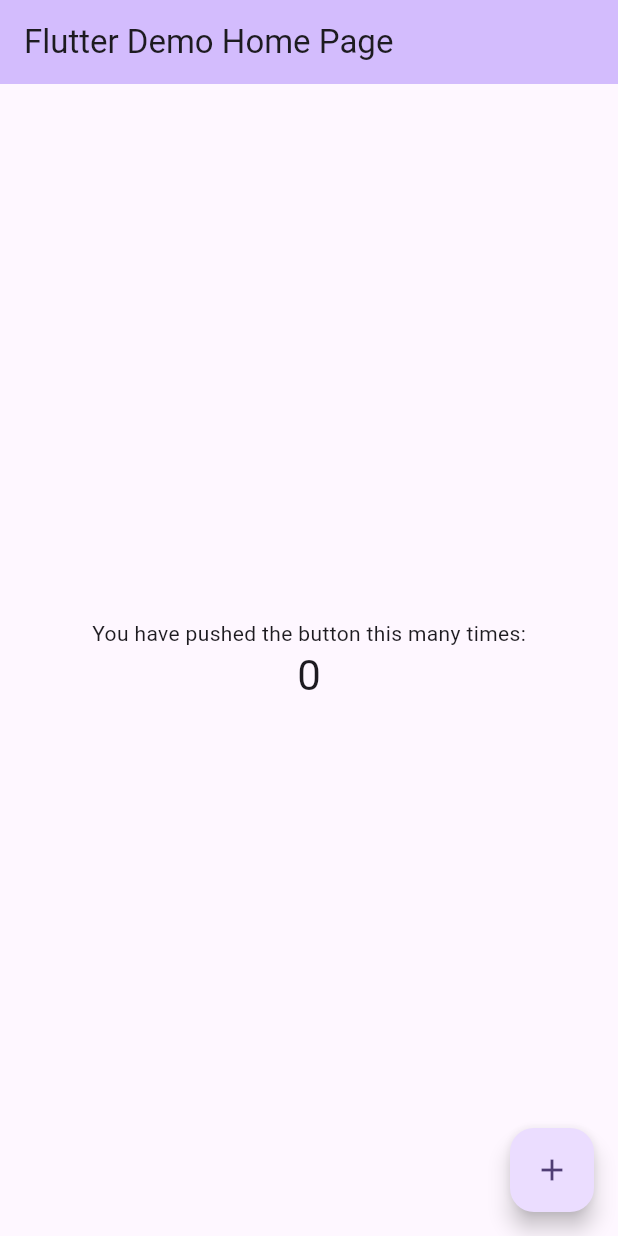
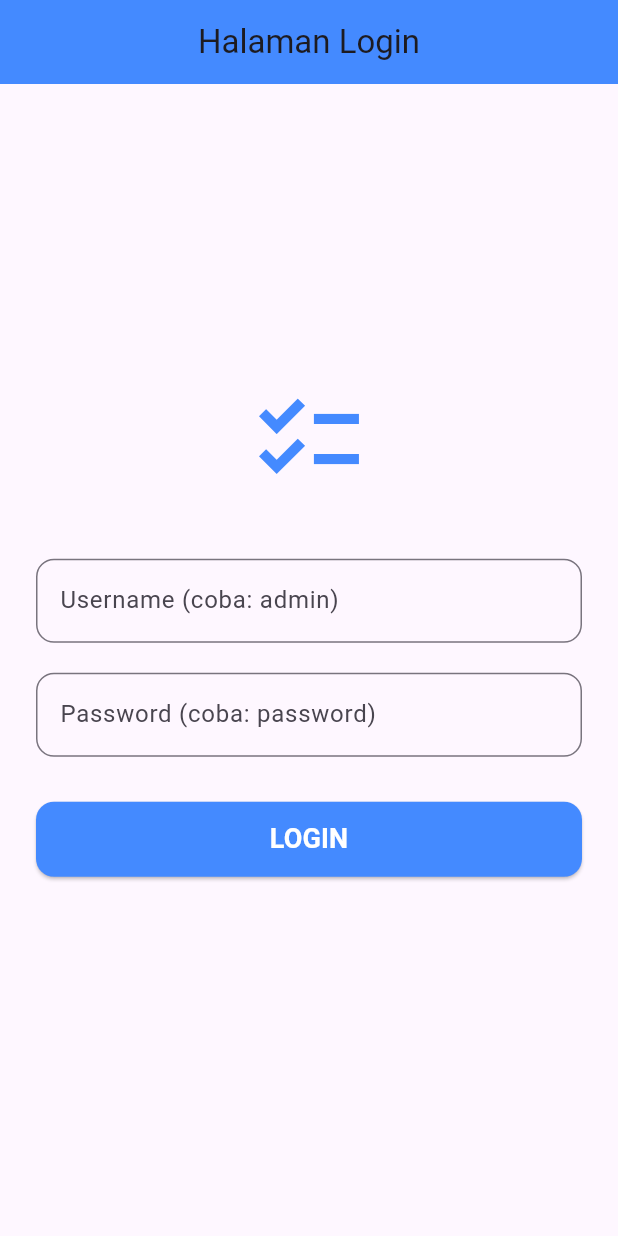
Before and after one commit to RakhaNoor01/todo-flutter-32, a Flutter app: the screen it shows after launch, on a phone screen of 412 x 824 dp. Run offline on Flutter 3.47's test engine with Material 3 defaults, Android fonts, the phone set to English and light mode, and no system bars; our stand-ins replace get.

Commit message:
feat- login page

```diff
--- /dev/null
+++ b/lib/bindings/home_binding.dart
@@ -0,0 +1,11 @@
+// lib/bindings/home_binding.dart
+import 'package:get/get.dart';
+import '../controllers/home_controller.dart'; // Import controller
+
+class HomeBinding extends Bindings {
+  @override
+  void dependencies() {
+    // Daftarkan HomeController
+    Get.lazyPut<HomeController>(() => HomeController());
+  }
+}
--- /dev/null
+++ b/lib/bindings/login_binding.dart
@@ -0,0 +1,11 @@
+// lib/bindings/login_binding.dart
+import 'package:get/get.dart';
+import '../controllers/login_controller.dart';
+
+class LoginBinding extends Bindings {
+  @override
+  void dependencies() {
+    // Kita tetap pakai lazyPut karena lebih efisien
+    Get.lazyPut<LoginController>(() => LoginController());
+  }
+}
--- /dev/null
+++ b/lib/controllers/login_controller.dart
@@ -0,0 +1,27 @@
+import 'package:flutter/material.dart';
+import 'package:get/get.dart';
+import '../routes/app_routes.dart';
+
+class LoginController extends GetxController {
+  final usernameController = TextEditingController();
+  final passwordController = TextEditingController();
+
+  var loginMessage = ''.obs;
+
+  void login() {
+    String username = usernameController.text;
+    String password = passwordController.text;
+
+    if (username == 'admin' && password == 'password') {
+      loginMessage.value = 'Login berhasil!';
+
+      print("Kondisi login terpenuhi, mencoba navigasi ke /home...");
+
+      Future.delayed(Duration(seconds: 1), () {
+        Get.offAllNamed(Routes.dashboard);
+      });
+    } else {
+      loginMessage.value = 'Username atau password salah.';
+    }
+  }
+}
--- a/lib/main.dart
+++ b/lib/main.dart
@@ -1,4 +1,7 @@
+// lib/main.dart
 import 'package:flutter/material.dart';
+import 'package:get/get.dart';
+import 'routes/app_pages.dart'; // Import file navigasi kita
 
 void main() {
   runApp(const MyApp());
@@ -7,116 +10,13 @@ void main() {
 class MyApp extends StatelessWidget {
   const MyApp({super.key});
 
-  // This widget is the root of your application.
   @override
   Widget build(BuildContext context) {
-    return MaterialApp(
-      title: 'Flutter Demo',
-      theme: ThemeData(
-        // This is the theme of your application.
-        //
-        // TRY THIS: Try running your application with "flutter run". You'll see
-        // the application has a purple toolbar. Then, without quitting the app,
-        // try changing the seedColor in the colorScheme below to Colors.green
-        // and then invoke "hot reload" (save your changes or press the "hot
-        // reload" button in a Flutter-supported IDE, or press "r" if you used
-        // the command line to start the app).
-        //
-        // Notice that the counter didn't reset back to zero; the application
-        // state is not lost during the reload. To reset the state, use hot
-        // restart instead.
-        //
-        // This works for code too, not just values: Most code changes can be
-        // tested with just a hot reload.
-        colorScheme: ColorScheme.fromSeed(seedColor: Colors.deepPurple),
-      ),
-      home: const MyHomePage(title: 'Flutter Demo Home Page'),
+    return GetMaterialApp(
+      title: "Todo Project",
+      debugShowCheckedModeBanner: false, // Menghilangkan banner debug
+      initialRoute: AppPages.initial, // Halaman pertama yang dibuka
+      getPages: AppPages.routes, // Daftar semua halaman yang ada
     );
   }
 }
-
-class MyHomePage extends StatefulWidget {
-  const MyHomePage({super.key, required this.title});
-
-  // This widget is the home page of your application. It is stateful, meaning
-  // that it has a State object (defined below) that contains fields that affect
-  // how it looks.
-
-  // This class is the configuration for the state. It holds the values (in this
-  // case the title) provided by the parent (in this case the App widget) and
-  // used by the build method of the State. Fields in a Widget subclass are
-  // always marked "final".
-
-  final String title;
-
-  @override
-  State<MyHomePage> createState() => _MyHomePageState();
-}
-
-class _MyHomePageState extends State<MyHomePage> {
-  int _counter = 0;
-
-  void _incrementCounter() {
-    setState(() {
-      // This call to setState tells the Flutter framework that something has
-      // changed in this State, which causes it to rerun the build method below
-      // so that the display can reflect the updated values. If we changed
-      // _counter without calling setState(), then the build method would not be
-      // called again, and so nothing would appear to happen.
-      _counter++;
-    });
-  }
-
-  @override
-  Widget build(BuildContext context) {
-    // This method is rerun every time setState is called, for instance as done
-    // by the _incrementCounter method above.
-    //
-    // The Flutter framework has been optimized to make rerunning build methods
-    // fast, so that you can just rebuild anything that needs updating rather
-    // than having to individually change instances of widgets.
-    return Scaffold(
-      appBar: AppBar(
-        // TRY THIS: Try changing the color here to a specific color (to
-        // Colors.amber, perhaps?) and trigger a hot reload to see the AppBar
-        // change color while the other colors stay the same.
-        backgroundColor: Theme.of(context).colorScheme.inversePrimary,
-        // Here we take the value from the MyHomePage object that was created by
-        // the App.build method, and use it to set our appbar title.
-        title: Text(widget.title),
-      ),
-      body: Center(
-        // Center is a layout widget. It takes a single child and positions it
-        // in the middle of the parent.
-        child: Column(
-          // Column is also a layout widget. It takes a list of children and
-          // arranges them vertically. By default, it sizes itself to fit its
-          // children horizontally, and tries to be as tall as its parent.
-          //
-          // Column has various properties to control how it sizes itself and
-          // how it positions its children. Here we use mainAxisAlignment to
-          // center the children vertically; the main axis here is the vertical
-          // axis because Columns are vertical (the cross axis would be
-          // horizontal).
-          //
-          // TRY THIS: Invoke "debug painting" (choose the "Toggle Debug Paint"
-          // action in the IDE, or press "p" in the console), to see the
-          // wireframe for each widget.
-          mainAxisAlignment: MainAxisAlignment.center,
-          children: <Widget>[
-            const Text('You have pushed the button this many times:'),
-            Text(
-              '$_counter',
-              style: Theme.of(context).textTheme.headlineMedium,
-            ),
-          ],
-        ),
-      ),
-      floatingActionButton: FloatingActionButton(
-        onPressed: _incrementCounter,
-        tooltip: 'Increment',
-        child: const Icon(Icons.add),
-      ), // This trailing comma makes auto-formatting nicer for build methods.
-    );
-  }
-}
--- /dev/null
+++ b/lib/models/todo_model.dart
@@ -0,0 +1,14 @@
+// lib/models/todo_model.dart
+import 'package:get/get.dart';
+
+class Todo {
+  String title;
+  String? description; // Tanda tanya (?) berarti deskripsi boleh kosong
+  RxBool isDone; // RxBool adalah tipe data reaktif dari GetX
+
+  Todo({
+    required this.title,
+    this.description,
+    bool isDone = false, // Nilai defaultnya false
+  }) : this.isDone = isDone.obs;
+}
--- /dev/null
+++ b/lib/pages/login_page.dart
@@ -0,0 +1,68 @@
+// lib/pages/login/login_page.dart
+import 'package:flutter/material.dart';
+import 'package:get/get.dart';
+import '../../controllers/login_controller.dart';
+import '../../widgets/primary_button.dart';
+import '../../widgets/custom_textfield.dart';
+
+class LoginPage extends GetView<LoginController> {
+  @override
+  Widget build(BuildContext context) {
+    return Scaffold(
+      appBar: AppBar(
+        title: Text("Halaman Login"),
+        centerTitle: true,
+        backgroundColor: Colors.blueAccent,
+      ),
+      body: Center(
+        child: SingleChildScrollView(
+          padding: const EdgeInsets.all(24.0),
+          child: Column(
+            mainAxisAlignment: MainAxisAlignment.center,
+            children: [
+              // Ikon sederhana sebagai logo
+              Icon(Icons.checklist, size: 80, color: Colors.blueAccent),
+              SizedBox(height: 40),
+
+              // Reusable Components
+
+              CustomTextField(
+                controller: controller.usernameController,
+                hintText: 'Username (coba: admin)',
+              ),
+              SizedBox(height: 20),
+
+              CustomTextField(
+                controller: controller.passwordController,
+                hintText: 'Password (coba: password)',
+                obscureText: true,
+              ),
+              SizedBox(height: 30),
+
+              PrimaryButton(
+                text: 'LOGIN',
+                onPressed: () {
+                  controller.login();
+                },
+              ),
+              SizedBox(height: 20),
+
+              // Widget untuk menampilkan pesan dari controller secara reaktif
+              Obx(() {
+                return Text(
+                  controller.loginMessage.value,
+                  style: TextStyle(
+                    fontSize: 16,
+                    color: controller.loginMessage.value == 'Login berhasil!'
+                        ? Colors.green
+                        : Colors.red,
+                  ),
+                );
+              }),
+            ],
+          ),
+        ),
+      ),
+    );
+  }
+}
--- /dev/null
+++ b/lib/routes/app_pages.dart
@@ -0,0 +1,37 @@
+// lib/routes/app_pages.dart
+
+import 'package:get/get.dart';
+import '../pages/login_page.dart';
+import '../bindings/login_binding.dart';
+
+import '../pages/home_page.dart';
+import '../bindings/home_binding.dart';
+
+import '../pages/dashboard_page.dart';
+import '../bindings/dashboard_binding.dart';
+
+import 'app_routes.dart';
+
+class AppPages {
+  static const initial = Routes.login;
+
+  static final routes = [
+    GetPage(
+      name: Routes.login,
+      page: () => LoginPage(),
+      binding: LoginBinding(),
+    ),
+
+    GetPage(
+      name: Routes.home,
+      page: () => HomePage(),
+      binding: HomeBinding(),
+    ),
+
+    GetPage(
+      name: Routes.dashboard,
+      page: () => DashboardPage(),
+      binding: DashboardBinding(),
+    ),
+  ];
+}
--- /dev/null
+++ b/lib/routes/app_routes.dart
@@ -0,0 +1,12 @@
+// lib/routes/app_routes.dart
+class Routes {
+  static const login = '/login';
+  static const dashboard = '/dashboard'; // Halaman utama setelah login
+  static const home = '/home';
+
+  static const history = '/history';
+  static const profile = '/profile';
+
+  static const addTodo = '/add-todo';
+  static const editTodo = '/edit-todo';
+}
--- /dev/null
+++ b/lib/widgets/custom_textfield.dart
@@ -0,0 +1,29 @@
+// lib/widgets/custom_textfield.dart
+import 'package:flutter/material.dart';
+
+class CustomTextField extends StatelessWidget {
+  final TextEditingController controller;
+  final String hintText;
+  final bool obscureText;
+
+  const CustomTextField({
+    super.key,
+    required this.controller,
+    required this.hintText,
+    this.obscureText = false,
+  });
+
+  @override
+  Widget build(BuildContext context) {
+    return TextField(
+      controller: controller,
+      obscureText: obscureText,
+      decoration: InputDecoration(
+        hintText: hintText,
+        border: OutlineInputBorder(
+          borderRadius: BorderRadius.circular(12),
+        ),
+      ),
+    );
+  }
+}
--- /dev/null
+++ b/lib/widgets/primary_button.dart
@@ -0,0 +1,34 @@
+// lib/app/widgets/primary_button.dart
+import 'package:flutter/material.dart';
+
+class PrimaryButton extends StatelessWidget {
+  final String text;
+  final VoidCallback onPressed;
+
+  const PrimaryButton({
+    Key? key,
+    required this.text,
+    required this.onPressed,
+  }) : super(key: key);
+
+  @override
+  Widget build(BuildContext context) {
+    return SizedBox(
+      width: double.infinity,
+      height: 50,
+      child: ElevatedButton(
+        onPressed: onPressed,
+        child: Text(
+          text,
+          style: TextStyle(fontSize: 18, color: Colors.white, fontWeight: FontWeight.bold),
+        ),
+        style: ElevatedButton.styleFrom(
+          backgroundColor: Colors.blueAccent,
+          shape: RoundedRectangleBorder(
+            borderRadius: BorderRadius.circular(12),
+          ),
+        ),
+      ),
+    );
+  }
+}
--- a/pubspec.yaml
+++ b/pubspec.yaml
@@ -34,6 +34,7 @@ dependencies:
   # The following adds the Cupertino Icons font to your application.
   # Use with the CupertinoIcons class for iOS style icons.
   cupertino_icons: ^1.0.8
+  get: ^4.7.2
 
 dev_dependencies:
   flutter_test:
```
Also changed, not shown: lib/bindings/dashboard_binding.dart (added, +14 -0 lines), lib/controllers/dashboard_controller.dart (added, +13 -0 lines), lib/controllers/home_controller.dart (added, +25 -0 lines), lib/pages/dashboard_page.dart (added, +45 -0 lines), lib/pages/history_page.dart (added, +12 -0 lines), lib/pages/home_page.dart (added, +56 -0 lines), lib/pages/profile_page.dart (added, +12 -0 lines), pubspec.lock.
